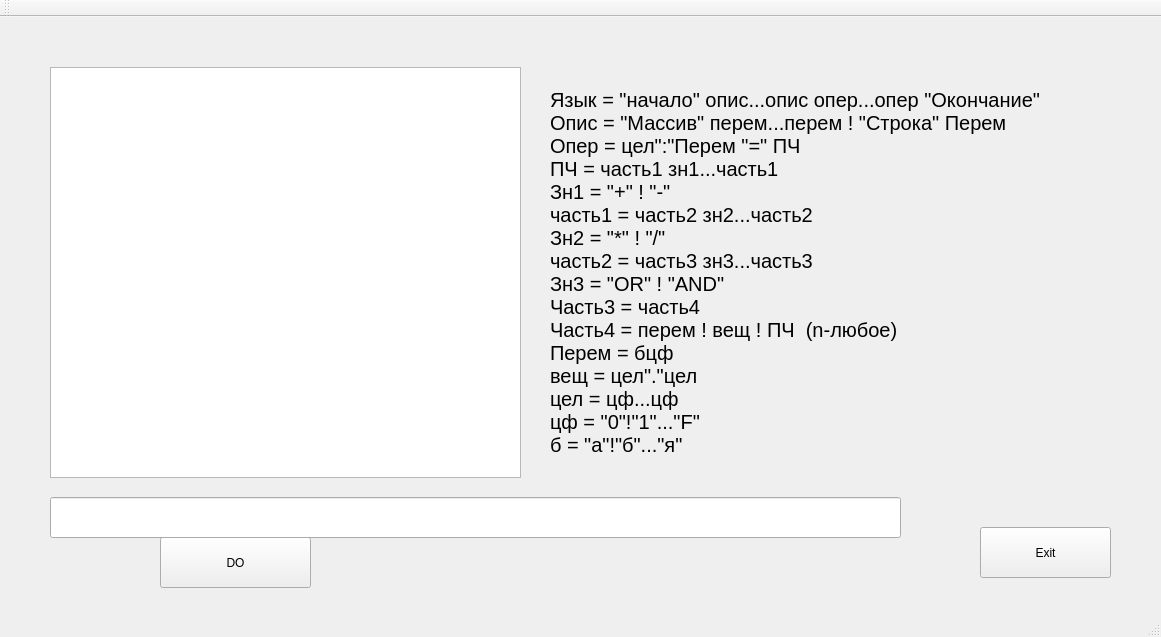
The window that NewTest/untitled/mainwindow.ui (Blodimir/Qt) describes before a commit, drawn with Qt 5.
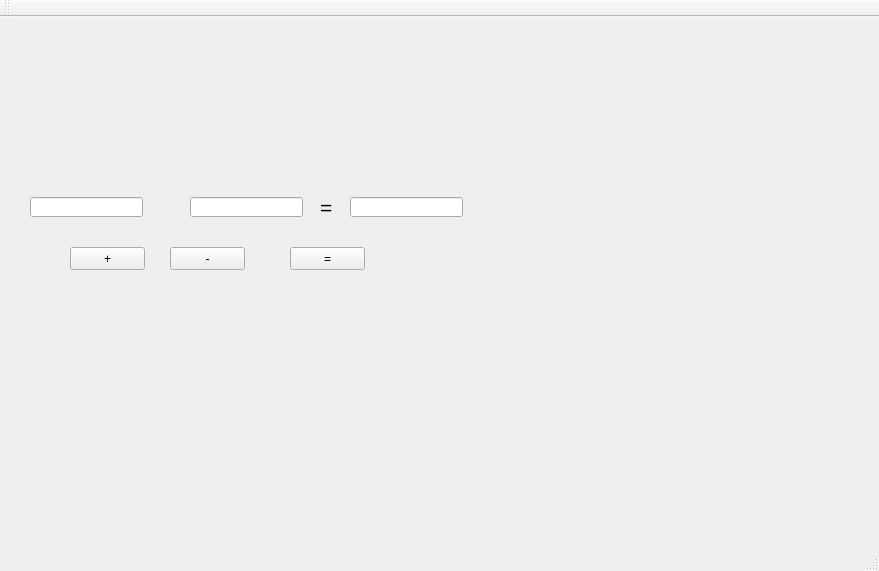
The same window after the commit.

Diff of the .ui file:
```diff
--- a/NewTest/untitled/mainwindow.ui
+++ b/NewTest/untitled/mainwindow.ui
@@ -6,8 +6,8 @@
    <rect>
     <x>0</x>
     <y>0</y>
-    <width>1161</width>
-    <height>637</height>
+    <width>879</width>
+    <height>571</height>
    </rect>
   </property>
   <property name="windowTitle">
@@ -17,79 +17,100 @@
    <widget class="QPushButton" name="pushButton">
     <property name="geometry">
      <rect>
-      <x>980</x>
-      <y>510</y>
-      <width>131</width>
-      <height>51</height>
+      <x>290</x>
+      <y>230</y>
+      <width>75</width>
+      <height>23</height>
      </rect>
     </property>
     <property name="text">
-     <string>Exit</string>
+     <string>=</string>
+    </property>
+   </widget>
+   <widget class="QLineEdit" name="lineEdit">
+    <property name="geometry">
+     <rect>
+      <x>30</x>
+      <y>180</y>
+      <width>113</width>
+      <height>20</height>
+     </rect>
+    </property>
+   </widget>
+   <widget class="QLineEdit" name="lineEdit_2">
+    <property name="geometry">
+     <rect>
+      <x>190</x>
+      <y>180</y>
+      <width>113</width>
+      <height>20</height>
+     </rect>
+    </property>
+   </widget>
+   <widget class="QPushButton" name="pushButton_2">
+    <property name="geometry">
+     <rect>
+      <x>70</x>
+      <y>230</y>
+      <width>75</width>
+      <height>23</height>
+     </rect>
+    </property>
+    <property name="text">
+     <string>+</string>
+    </property>
+   </widget>
+   <widget class="QPushButton" name="pushButton_3">
+    <property name="geometry">
+     <rect>
+      <x>170</x>
+      <y>230</y>
+      <width>75</width>
+      <height>23</height>
+     </rect>
+    </property>
+    <property name="text">
+     <string>-</string>
     </property>
    </widget>
    <widget class="QLabel" name="label">
     <property name="geometry">
      <rect>
-      <x>550</x>
-      <y>50</y>
-      <width>501</width>
-      <height>411</height>
+      <x>150</x>
+      <y>180</y>
+      <width>31</width>
+      <height>20</height>
+     </rect>
+    </property>
+    <property name="text">
+     <string/>
+    </property>
+   </widget>
+   <widget class="QLabel" name="label_2">
+    <property name="geometry">
+     <rect>
+      <x>320</x>
+      <y>180</y>
+      <width>21</width>
+      <height>20</height>
      </rect>
     </property>
     <property name="font">
      <font>
-      <pointsize>15</pointsize>
+      <pointsize>16</pointsize>
      </font>
     </property>
     <property name="text">
-     <string>Язык = &quot;начало&quot; опис...опис опер...опер &quot;Окончание&quot;
-Опис = &quot;Массив&quot; перем...перем ! &quot;Строка&quot; Перем
-Опер = цел&quot;:&quot;Перем &quot;=&quot; ПЧ
-ПЧ = часть1 зн1...часть1
-Зн1 = &quot;+&quot; ! &quot;-&quot;
-часть1 = часть2 зн2...часть2
-Зн2 = &quot;*&quot; ! &quot;/&quot;
-часть2 = часть3 зн3...часть3
-Зн3 = &quot;OR&quot; ! &quot;AND&quot;
-Часть3 = &lt;/&quot;NOT&quot;/&gt;часть4
-Часть4 = перем ! вещ ! ПЧ  (n-любое)
-Перем = бцф&lt;/&quot;цф&quot;/&gt;&lt;/&quot;цф&quot;/&gt;
-вещ = цел&quot;.&quot;цел
-цел = цф...цф
-цф = &quot;0&quot;!&quot;1&quot;...&quot;F&quot;
-б = &quot;а&quot;!&quot;б&quot;...&quot;я&quot;</string>
+     <string>=</string>
     </property>
    </widget>
-   <widget class="QTextEdit" name="textEdit">
+   <widget class="QLineEdit" name="lineEdit_3">
     <property name="geometry">
      <rect>
-      <x>50</x>
-      <y>50</y>
-      <width>471</width>
-      <height>411</height>
-     </rect>
-    </property>
-   </widget>
-   <widget class="QPushButton" name="pushButton_2">
-    <property name="geometry">
-     <rect>
-      <x>160</x>
-      <y>520</y>
-      <width>151</width>
-      <height>51</height>
-     </rect>
-    </property>
-    <property name="text">
-     <string>DO</string>
-    </property>
-   </widget>
-   <widget class="QLineEdit" name="lineEdit">
-    <property name="geometry">
-     <rect>
-      <x>50</x>
-      <y>480</y>
-      <width>851</width>
-      <height>41</height>
+      <x>350</x>
+      <y>180</y>
+      <width>113</width>
+      <height>20</height>
      </rect>
     </property>
    </widget>
```
Left out of the diff: 2 changed lines with no effect on the pictures.
